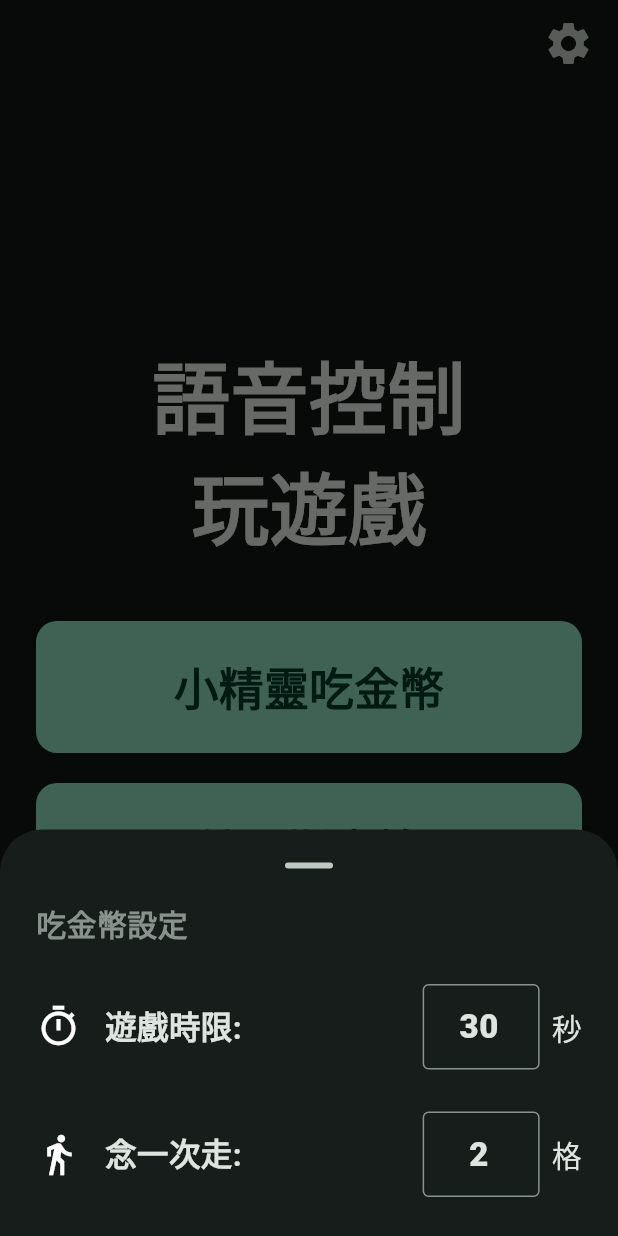
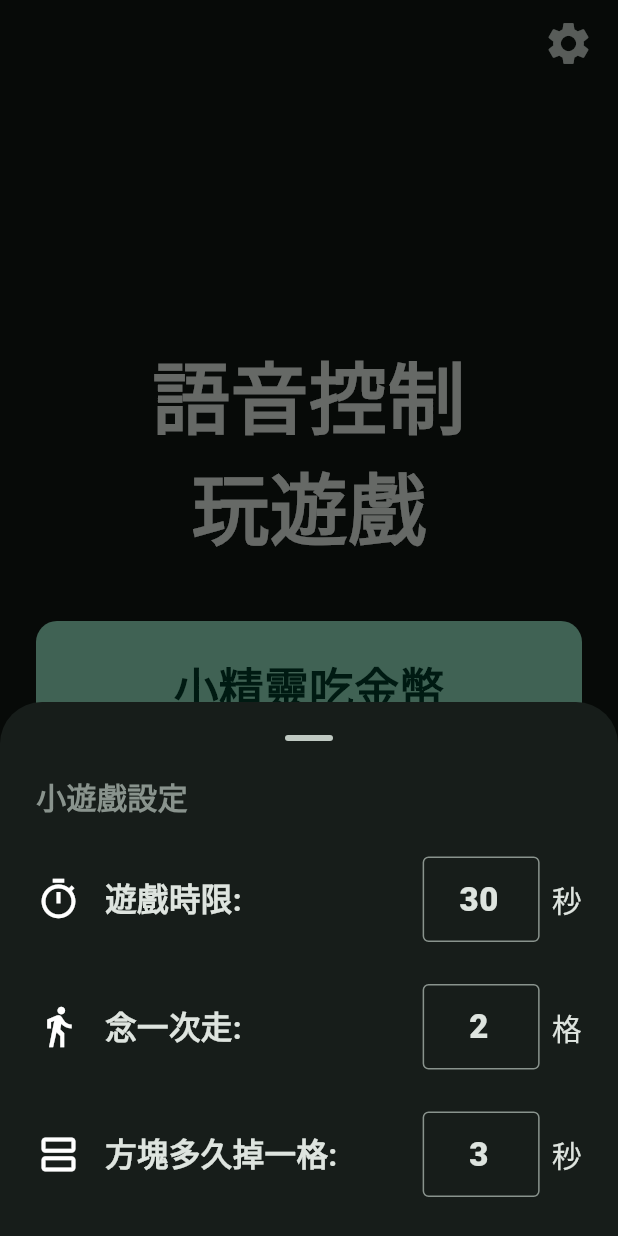
Before and after one commit to NamoAmitabhaTW/kenkou-app, a Flutter app: the GamesHomePage screen opened directly, after a tap on the "settings" icon, on a phone screen of 412 x 824 dp. Run offline on Flutter 3.47's test engine with Material 3 defaults, Android fonts, the phone set to English and light mode, and no system bars; our stand-ins replace audioplayers, image_picker, share_plus, video_player; missing offline and left inert: record, sherpa_onnx.

Commit message:
俄羅斯方塊速度可調

```diff
--- a/lib/features/pacman/domain/settings.dart
+++ b/lib/features/pacman/domain/settings.dart
@@ -6,14 +6,20 @@ const kMinCellsPerSecond = 1.0;
 const kMaxCellsPerSecond = 6.0;
 const kMinCellsPerCommand = 1;
 const kMaxCellsPerCommand = 3;
+const kMinTetrisFallSeconds = 1;
+const kMaxTetrisFallSeconds = 6;
 
-/// 吃金幣遊戲的設定,收在首頁右上角的齒輪後面。
+/// 小遊戲分頁的設定,收在首頁右上角的齒輪後面。
+///
+/// 兩個遊戲共用一份 —— 語音靈敏度本來就該一致(同一顆模型、同一個刻度),
+/// 各自獨立的項目就多一個欄位。
 class PacmanSettings {
   const PacmanSettings({
     this.gameSeconds = 30,
     this.cellsPerSecond = 3,
     this.voiceSensitivity = kDefaultVoiceSensitivity,
     this.cellsPerCommand = 2,
+    this.tetrisFallSeconds = 3,
     this.showDebug = false,
   });
 
@@ -32,6 +38,11 @@ class PacmanSettings {
   /// 所以念一次剛好停在下一個路口上,不會衝過頭。
   final int cellsPerCommand;
 
+  /// 俄羅斯方塊的方塊多久掉一格,秒。
+  ///
+  /// 語音慢半拍,掉太快來不及喊完、看到反應、再決定下一步。
+  final int tetrisFallSeconds;
+
   /// 在畫面上顯示辨識器聽到什麼。調參數時用。
   final bool showDebug;
 
@@ -43,6 +54,7 @@ class PacmanSettings {
     double? cellsPerSecond,
     int? voiceSensitivity,
     int? cellsPerCommand,
+    int? tetrisFallSeconds,
     bool? showDebug,
   }) {
     return PacmanSettings(
@@ -50,6 +62,7 @@ class PacmanSettings {
       cellsPerSecond: cellsPerSecond ?? this.cellsPerSecond,
       voiceSensitivity: voiceSensitivity ?? this.voiceSensitivity,
       cellsPerCommand: cellsPerCommand ?? this.cellsPerCommand,
+      tetrisFallSeconds: tetrisFallSeconds ?? this.tetrisFallSeconds,
       showDebug: showDebug ?? this.showDebug,
     );
   }
@@ -59,6 +72,7 @@ class PacmanSettings {
         'cellsPerSecond': cellsPerSecond,
         'voiceSensitivity': voiceSensitivity,
         'cellsPerCommand': cellsPerCommand,
+        'tetrisFallSeconds': tetrisFallSeconds,
         'showDebug': showDebug,
       };
 
@@ -75,6 +89,9 @@ class PacmanSettings {
           ((json['voiceSensitivity'] as num?)?.toInt() ?? defaults.voiceSensitivity)
               .clamp(kMinVoiceSensitivity, kMaxVoiceSensitivity),
       cellsPerCommand: _readCellsPerCommand(json, defaults.cellsPerCommand),
+      tetrisFallSeconds:
+          ((json['tetrisFallSeconds'] as num?)?.toInt() ?? defaults.tetrisFallSeconds)
+              .clamp(kMinTetrisFallSeconds, kMaxTetrisFallSeconds),
       showDebug: json['showDebug'] as bool? ?? defaults.showDebug,
     );
   }
--- a/lib/features/pacman/ui/settings_sheet.dart
+++ b/lib/features/pacman/ui/settings_sheet.dart
@@ -57,7 +57,7 @@ class _SettingsSheetState extends State<_SettingsSheet> {
                 Padding(
                   padding: const EdgeInsets.fromLTRB(24, 0, 24, 12),
                   child: Text(
-                    '吃金幣設定',
+                    '小遊戲設定',
                     style: TextStyle(
                       fontSize: 20,
                       fontWeight: FontWeight.w800,
@@ -83,6 +83,15 @@ class _SettingsSheetState extends State<_SettingsSheet> {
                   max: kMaxCellsPerCommand,
                   onChanged: (v) => _update(s.copyWith(cellsPerCommand: v)),
                 ),
+                NumberSettingRow(
+                  icon: Icons.view_agenda_outlined,
+                  label: '方塊多久掉一格:',
+                  unit: '秒',
+                  value: s.tetrisFallSeconds,
+                  min: kMinTetrisFallSeconds,
+                  max: kMaxTetrisFallSeconds,
+                  onChanged: (v) => _update(s.copyWith(tetrisFallSeconds: v)),
+                ),
                 const SizedBox(height: 12),
               ],
             ),
--- a/lib/games_home_page.dart
+++ b/lib/games_home_page.dart
@@ -51,7 +51,10 @@ class _GamesHomePageState extends State<GamesHomePage> {
     await Navigator.push<void>(
       context,
       MaterialPageRoute(
-          builder: (_) => TetrisPage(blankPenalty: settings.blankPenalty)),
+          builder: (_) => TetrisPage(
+                blankPenalty: settings.blankPenalty,
+                fallSeconds: settings.tetrisFallSeconds.toDouble(),
+              )),
     );
   }
 
```
Also changed, not shown: lib/features/tetris/ui/tetris_page.dart (+12 -3 lines).
